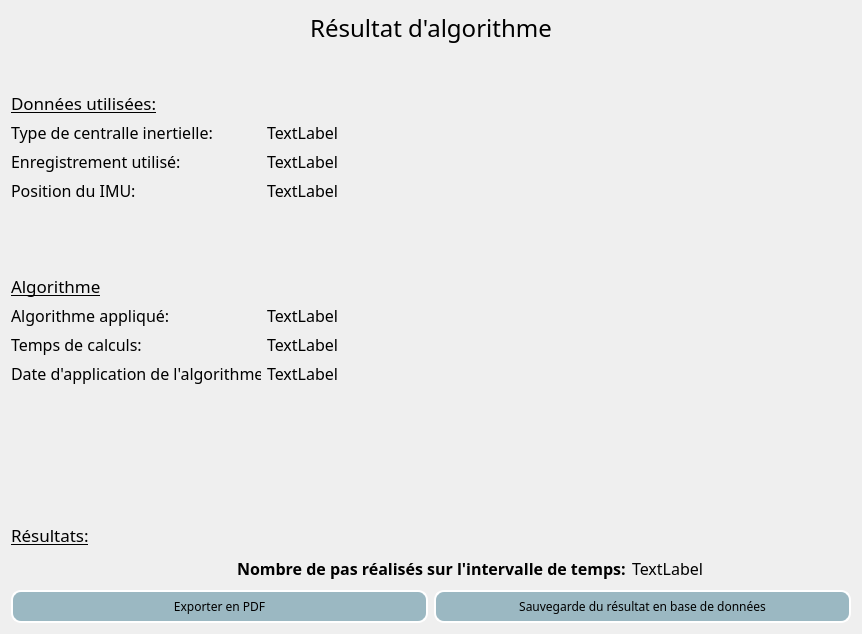
Old version of the form applicationOpenimu/app/widgets/StepCounterResults.ui in the repository introlab/OpenIMU.
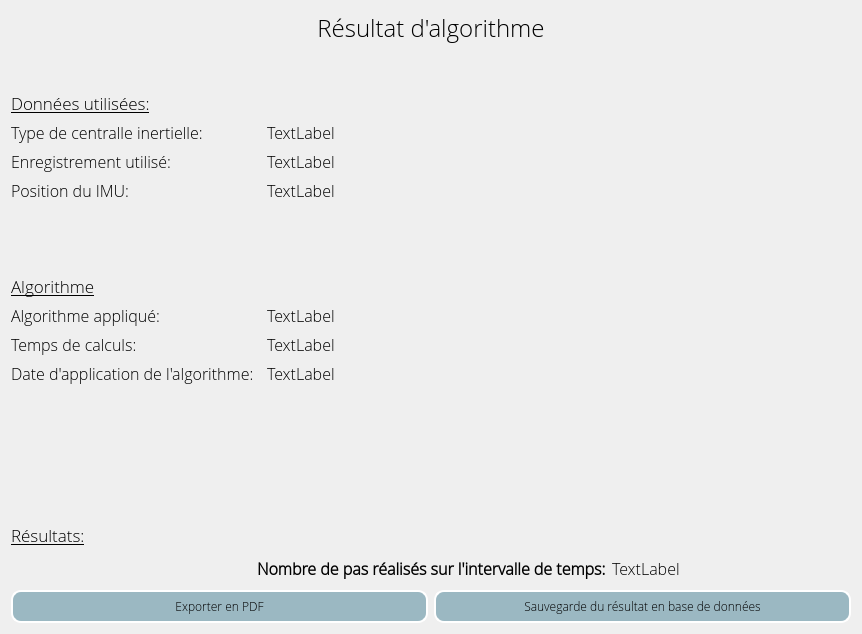
New version of the form. Icons and pictures are not drawn.

Commit message: BUGFIX clean up menu, change font

Diff of the .ui file:
```diff
--- a/applicationOpenimu/app/widgets/StepCounterResults.ui
+++ b/applicationOpenimu/app/widgets/StepCounterResults.ui
@@ -12,8 +12,9 @@
   </property>
   <property name="font">
    <font>
-    <family>Segoe UI Light</family>
+    <family>Open Sans Light</family>
     <pointsize>12</pointsize>
+    <kerning>true</kerning>
    </font>
   </property>
   <property name="windowTitle">
```
The commit also changes 1 other file.
